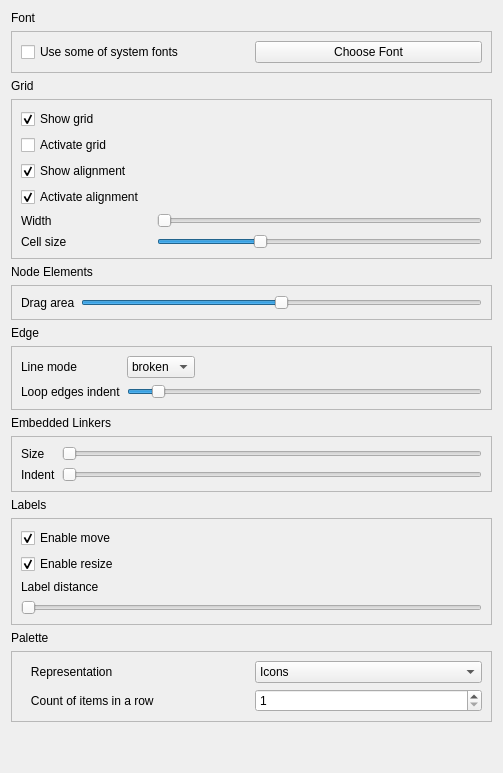
qreal/qreal, file qrgui/preferencesDialog/preferencesPages/editorPage.ui: the form before one commit.
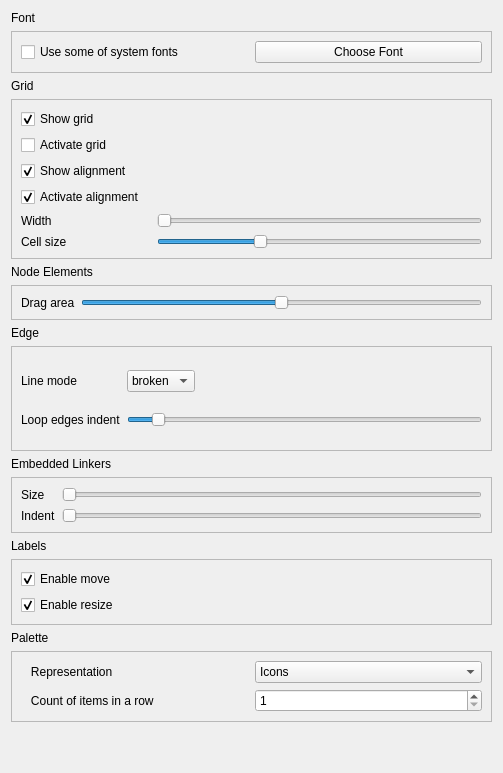
The form after the commit.

Patch:
```diff
--- a/qrgui/preferencesDialog/preferencesPages/editorPage.ui
+++ b/qrgui/preferencesDialog/preferencesPages/editorPage.ui
@@ -534,23 +534,6 @@
         </property>
        </widget>
       </item>
-      <item>
-       <widget class="QLabel" name="labelDistanceLabel">
-        <property name="text">
-         <string>Label distance</string>
-        </property>
-       </widget>
-      </item>
-      <item>
-       <widget class="QSlider" name="labelDistanceSlider">
-        <property name="maximum">
-         <number>500</number>
-        </property>
-        <property name="orientation">
-         <enum>Qt::Horizontal</enum>
-        </property>
-       </widget>
-      </item>
      </layout>
     </widget>
    </item>
```
